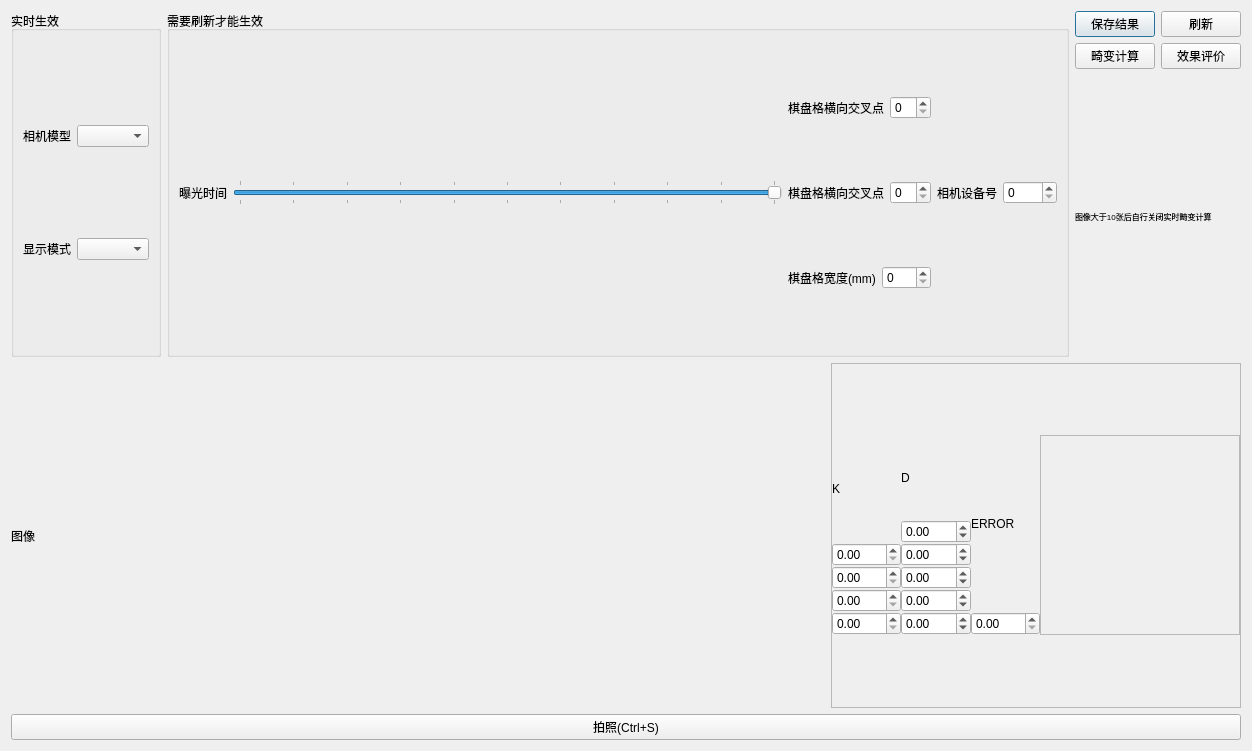
Before: the Qt Designer form ui/camera.ui in wqhot/ZNTKGUI, drawn with Qt 5.
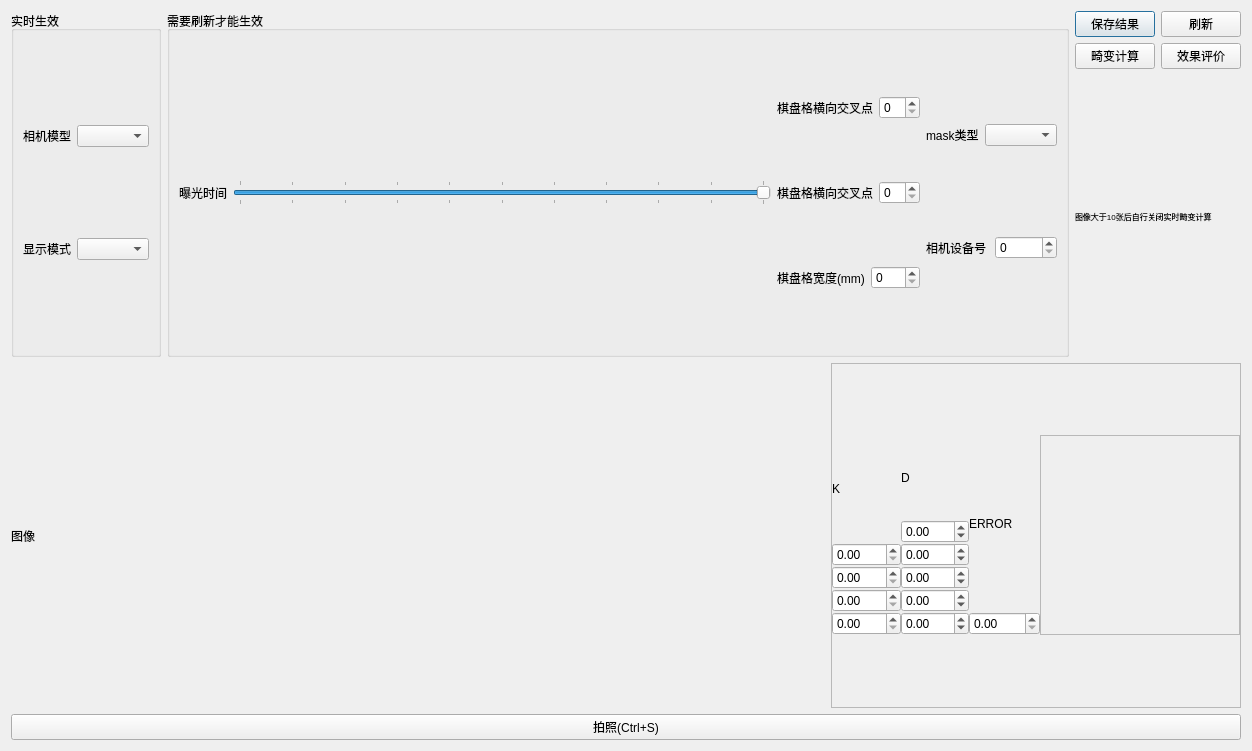
After: the same form once the commit is applied. Icons and pictures are not drawn.

Commit message: feature: 掩膜选择

Diff of the .ui file:
```diff
--- a/ui/camera.ui
+++ b/ui/camera.ui
@@ -148,6 +148,28 @@
          </layout>
         </item>
         <item>
+         <layout class="QVBoxLayout" name="verticalLayout_9">
+          <item>
+           <layout class="QHBoxLayout" name="horizontalLayout_14">
+            <item>
+             <widget class="QLabel" name="label_13">
+              <property name="text">
+               <string>mask类型</string>
+              </property>
+             </widget>
+            </item>
+            <item>
+             <widget class="QComboBox" name="comboBox_mask">
+              <property name="focusPolicy">
+               <enum>Qt::NoFocus</enum>
+              </property>
+             </widget>
+            </item>
+           </layout>
+          </item>
+          <item>
+           <layout class="QHBoxLayout" name="horizontalLayout_15">
+            <item>
          <widget class="QLabel" name="label_7">
           <property name="text">
            <string>相机设备号</string>
@@ -162,6 +184,10 @@
          </widget>
         </item>
        </layout>
+          </item>
+         </layout>
+        </item>
+       </layout>
       </widget>
      </item>
      <item>
@@ -394,7 +420,11 @@
                </widget>
               </item>
               <item>
-               <widget class="QDoubleSpinBox" name="doubleSpinBox_err"/>
+               <widget class="QDoubleSpinBox" name="doubleSpinBox_err">
+                <property name="maximum">
+                 <double>9999.989999999999782</double>
+                </property>
+               </widget>
               </item>
              </layout>
             </item>
```
Lines whose indentation alone changed are shown as unchanged. The commit also changes 2 other files.
